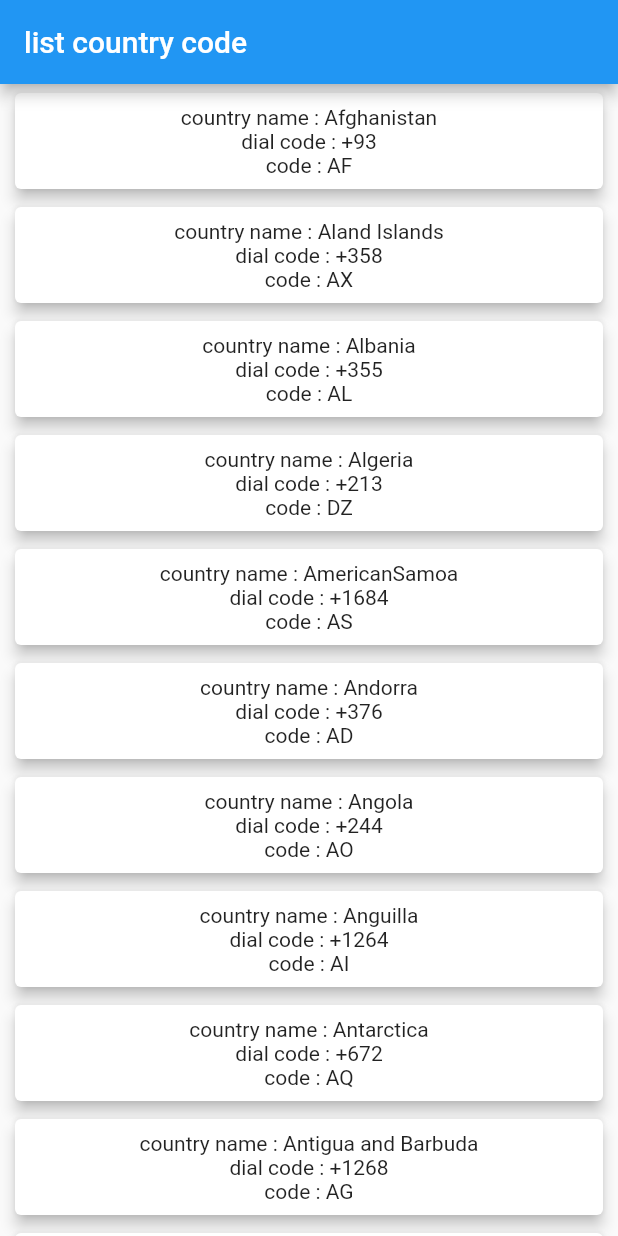
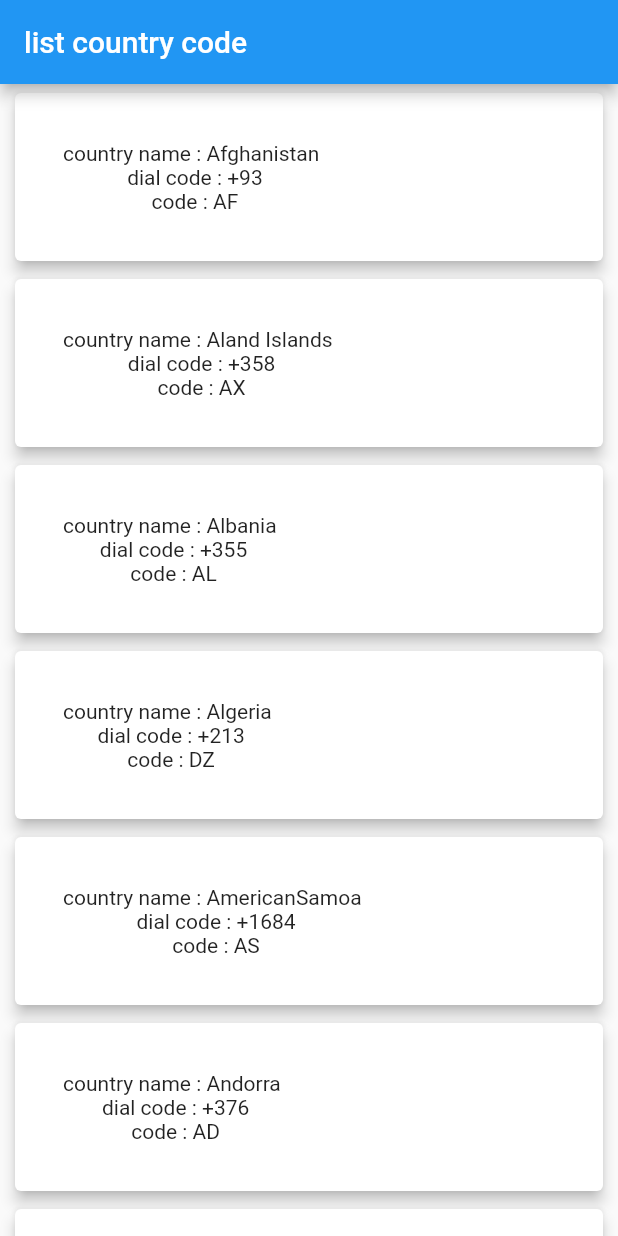
Before and after one commit to Sahilramjali/fetching_jsonfile-flutter, a Flutter app: the screen it shows after launch, on a phone screen of 412 x 824 dp. Run offline on Flutter 3.47's test engine with Material 2 defaults, Android fonts, the light colour scheme and no system bars.

Commit message:
add padding

```diff
--- a/fetchapp/lib/main.dart
+++ b/fetchapp/lib/main.dart
@@ -44,23 +44,39 @@ class _ListJsonDataState extends State<ListJsonData> {
                       elevation: 4,
                       margin: const EdgeInsets.symmetric(
                           horizontal: 10, vertical: 6),
+                      child: Padding(
+                        padding: const EdgeInsets.all(8.0),
                         child: Container(
                           padding: EdgeInsets.all(8),
+                          child: Padding(
+                            padding: const EdgeInsets.all(8.0),
                             child: Row(
-                          mainAxisAlignment: MainAxisAlignment.center,
+                              mainAxisAlignment: MainAxisAlignment.start,
                               //crossAxisAlignment: CrossAxisAlignment.center,
                               children: [
-                            Column(
+                                Padding(
+                                  padding: const EdgeInsets.all(8.0),
+                                  child: Column(
                                     mainAxisAlignment: MainAxisAlignment.center,
                                     children: [
-                                Text("country name : " +
+                                      Padding(
+                                        padding: const EdgeInsets.fromLTRB(
+                                            0, 0, 5, 0),
+                                        child: Center(
+                                          child: Text("country name : " +
                                               item[index].name.toString()),
+                                        ),
+                                      ),
                                       Text("dial code : " +
                                           item[index].dial_code.toString()),
-                                Text("code : " + item[index].code.toString()),
+                                      Text("code : " +
+                                          item[index].code.toString()),
                                     ],
+                                  ),
                                 )
                               ],
+                            ),
+                          ),
                         ),
                       ));
                 },
```
Lines whose indentation alone changed are shown as unchanged.
